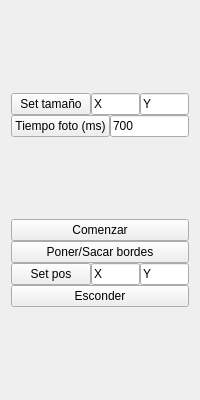
First picture: the form in src/dispobjmanager/picturewindow/picwincontrol.ui, repository aguperezpala/linux-bluetooth-qt, before the edit.
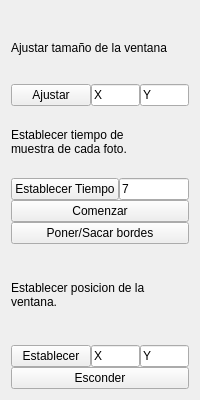
Second picture: the form after the edit.

Commit message: cambiada los detalles de la interfaz grafica, seguimos laburando

Patch:
```diff
--- a/src/dispobjmanager/picturewindow/picwincontrol.ui
+++ b/src/dispobjmanager/picturewindow/picwincontrol.ui
@@ -46,6 +46,18 @@
         <number>0</number>
        </property>
        <item>
+        <layout class="QVBoxLayout" name="verticalLayout_5">
+         <item>
+          <widget class="QLabel" name="label_2">
+           <property name="text">
+            <string>Ajustar tamaño de la ventana</string>
+           </property>
+           <property name="scaledContents">
+            <bool>true</bool>
+           </property>
+          </widget>
+         </item>
+         <item>
         <layout class="QHBoxLayout" name="horizontalLayout">
          <property name="spacing">
           <number>0</number>
@@ -53,7 +65,7 @@
          <item>
           <widget class="QPushButton" name="txtbuttonSetSize">
            <property name="text">
-            <string>Set tamaño</string>
+              <string>Ajustar</string>
            </property>
           </widget>
          </item>
@@ -76,6 +88,24 @@
          </item>
         </layout>
        </item>
+        </layout>
+       </item>
+       <item>
+        <layout class="QVBoxLayout" name="verticalLayout_3">
+         <item>
+          <widget class="QLabel" name="label">
+           <property name="lineWidth">
+            <number>1</number>
+           </property>
+           <property name="text">
+            <string>Establecer tiempo de 
+muestra de cada foto.</string>
+           </property>
+           <property name="scaledContents">
+            <bool>true</bool>
+           </property>
+          </widget>
+         </item>
        <item>
         <layout class="QHBoxLayout" name="horizontalLayout_4">
          <property name="spacing">
@@ -84,16 +114,18 @@
          <item>
           <widget class="QPushButton" name="txtbuttonSetVelocity">
            <property name="text">
-            <string>Tiempo foto (ms)</string>
+              <string>Establecer Tiempo</string>
            </property>
           </widget>
          </item>
          <item>
           <widget class="QLineEdit" name="txttextVelocity">
            <property name="text">
-            <string>700</string>
-           </property>
-          </widget>
+              <string>7</string>
+             </property>
+            </widget>
+           </item>
+          </layout>
          </item>
         </layout>
        </item>
@@ -123,6 +155,14 @@
          <property name="spacing">
           <number>0</number>
          </property>
+         <item>
+          <widget class="QLabel" name="label_3">
+           <property name="text">
+            <string>Establecer posicion de la
+ventana.</string>
+           </property>
+          </widget>
+         </item>
          <item>
           <layout class="QHBoxLayout" name="horizontalLayout_2">
            <property name="spacing">
@@ -131,7 +171,7 @@
            <item>
             <widget class="QPushButton" name="txtbuttonSetPos">
              <property name="text">
-              <string>Set pos</string>
+              <string>Establecer</string>
              </property>
             </widget>
            </item>
```
Left out of the diff: 2 changed lines with no effect on the pictures. Lines whose indentation alone changed are shown as unchanged. The commit also changes 7 other files.
